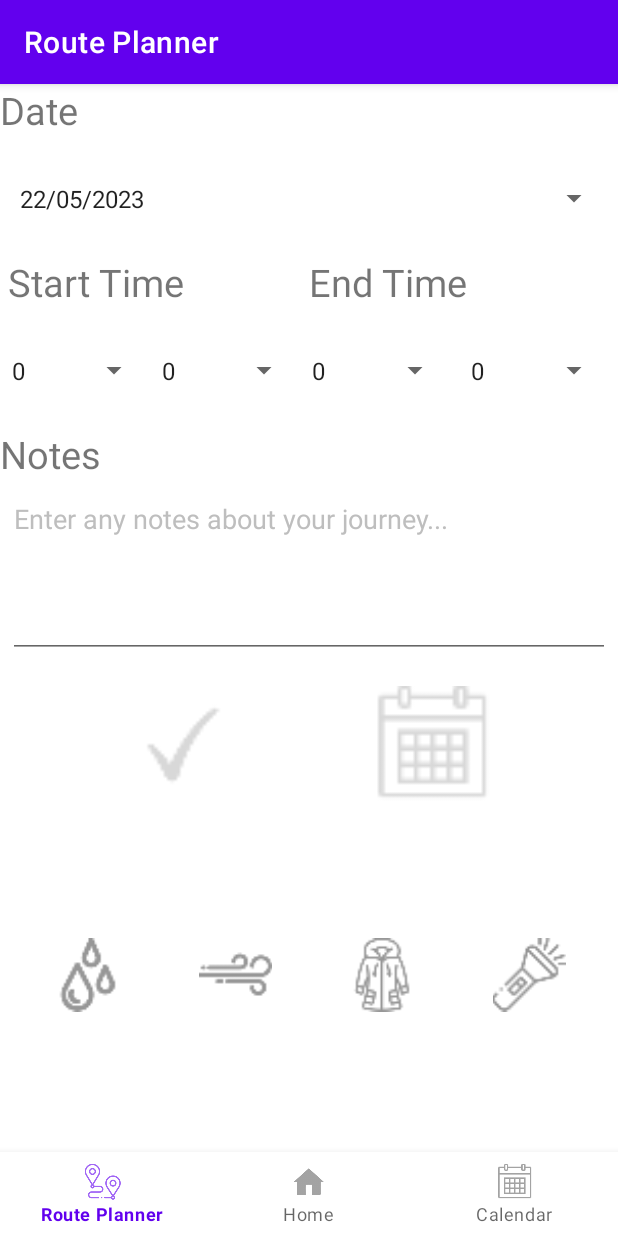
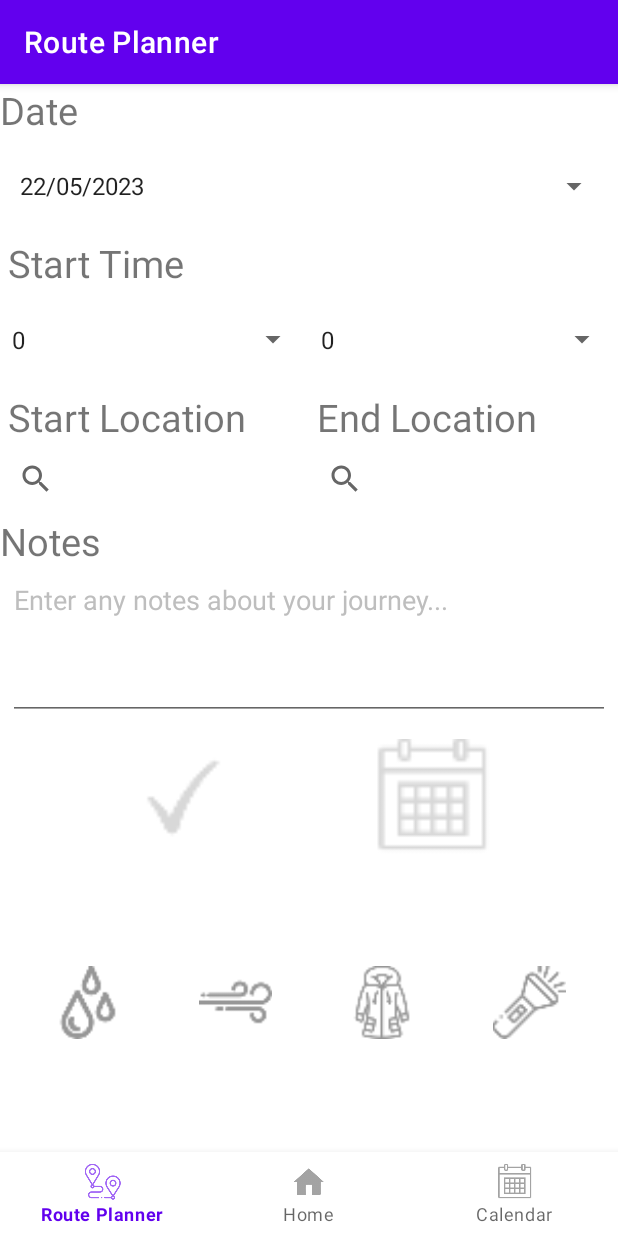
Before and after one commit to matefehervari/InteractionDesign, an Android app built with Jetpack Compose: the RoutePlannerFragment screen opened through its navigation route, on a phone screen of 412 x 824 dp. Run offline under Robolectric (Android 15) with nearby library versions, the phone set to English and light mode, and no system bars; our stand-ins replace Volley, navigation-ui.

Commit message:
Added the basics of the search location API

```diff
--- a/app/src/main/java/com/example/interactiondesigngroup19/ui/route_planner/RoutePlannerFragment.java
+++ b/app/src/main/java/com/example/interactiondesigngroup19/ui/route_planner/RoutePlannerFragment.java
@@ -67,8 +67,6 @@ public class RoutePlannerFragment extends Fragment {
         final Spinner hourSpinner = binding.HourSpinner;
         final Spinner minuteSpinner = binding.MinuteSpinner;
         final Spinner dateSpinner = binding.DateSpinner;
-        final Spinner endHourSpinner = binding.endHourSpinner;
-        final Spinner endMinuteSpinner = binding.endMinuteSpinner;
 
         final EditText notesEditText = binding.notesEditText;
 
@@ -125,9 +123,6 @@ public class RoutePlannerFragment extends Fragment {
         adapter3.setDropDownViewResource(android.R.layout.simple_spinner_dropdown_item);
 
         dateSpinner.setAdapter(adapter3);
-
-        endHourSpinner.setAdapter(adapter1);
-        endMinuteSpinner.setAdapter(adapter2);
 
 
         submitButton.setOnClickListener(new View.OnClickListener() {
@@ -206,10 +201,7 @@ public class RoutePlannerFragment extends Fragment {
 
                 LocalTime startTime = LocalTime.of(Integer.parseInt(startHour), Integer.parseInt(startMinute), 0);
 
-                String endHour = endHourSpinner.getSelectedItem().toString();
-                String endMinute = endMinuteSpinner.getSelectedItem().toString();
-
-                LocalTime endTime = LocalTime.of(Integer.parseInt(endHour), Integer.parseInt(endMinute), 0);
+                LocalTime endTime = LocalTime.of(0, 0, 0);
 
                 String notes = notesEditText.getText().toString();
 
--- a/app/src/main/res/layout/fragment_route_planner.xml
+++ b/app/src/main/res/layout/fragment_route_planner.xml
@@ -60,13 +60,6 @@
                 android:text="Start Time"
                 android:textSize="25sp" />
 
-            <TextView
-                android:id="@+id/textView14"
-                android:layout_width="match_parent"
-                android:layout_height="match_parent"
-                android:layout_weight="1"
-                android:text="End Time"
-                android:textSize="25sp" />
         </LinearLayout>
 
         <LinearLayout
@@ -88,19 +81,52 @@
                 android:layout_height="match_parent"
                 android:layout_weight="1" />
 
-            <Spinner
-                android:id="@+id/endHourSpinner"
-                android:layout_width="0dp"
+        </LinearLayout>
+
+        <LinearLayout
+            android:layout_width="match_parent"
+            android:layout_height="wrap_content"
+            android:orientation="horizontal">
+
+            <LinearLayout
+                android:layout_width="match_parent"
                 android:layout_height="match_parent"
                 android:layout_weight="1"
-                android:spinnerMode="dropdown" />
+                android:orientation="vertical">
 
-            <Spinner
-                android:id="@+id/endMinuteSpinner"
-                android:layout_width="0dp"
+                <TextView
+                    android:id="@+id/textView29"
+                    android:layout_width="match_parent"
+                    android:layout_height="wrap_content"
+                    android:layout_marginHorizontal="5dp"
+                    android:text="Start Location"
+                    android:textSize="25sp" />
+
+                <SearchView
+                    android:layout_width="match_parent"
+                    android:layout_height="match_parent"
+                    android:layout_weight="1" />
+            </LinearLayout>
+
+            <LinearLayout
+                android:layout_width="match_parent"
                 android:layout_height="match_parent"
-                android:layout_marginHorizontal="5dp"
-                android:layout_weight="1" />
+                android:layout_weight="1"
+                android:orientation="vertical">
+
+                <TextView
+                    android:id="@+id/textView30"
+                    android:layout_width="match_parent"
+                    android:layout_height="wrap_content"
+                    android:layout_marginHorizontal="5dp"
+                    android:text="End Location"
+                    android:textSize="25sp" />
+
+                <SearchView
+                    android:layout_width="match_parent"
+                    android:layout_height="match_parent"
+                    android:layout_weight="1" />
+            </LinearLayout>
 
         </LinearLayout>
 
@@ -117,6 +143,7 @@
                 android:layout_weight="1"
                 android:text="Notes"
                 android:textSize="25sp" />
+
         </LinearLayout>
 
         <LinearLayout
--- /dev/null
+++ b/app/src/main/res/layout/search.xml
@@ -0,0 +1,6 @@
+<?xml version="1.0" encoding="utf-8"?>
+<androidx.constraintlayout.widget.ConstraintLayout xmlns:android="http://schemas.android.com/apk/res/android"
+    android:layout_width="match_parent"
+    android:layout_height="match_parent">
+
+</androidx.constraintlayout.widget.ConstraintLayout>
--- a/app/src/main/res/values/strings.xml
+++ b/app/src/main/res/values/strings.xml
@@ -3,4 +3,6 @@
     <string name="title_home">Home</string>
     <string name="title_route_planner">Route Planner</string>
     <string name="title_calendar">Calendar</string>
+    <string name="title_activity_search">SearchActivity</string>
+    <string name="title_activity_location_search">LocationSearchActivity</string>
 </resources>
--- /dev/null
+++ b/app/src/main/res/xml/searchable.xml
@@ -0,0 +1,4 @@
+<?xml version="1.0" encoding="utf-8"?>
+<PreferenceScreen xmlns:android="http://schemas.android.com/apk/res/android">
+
+</PreferenceScreen>
--- a/build.gradle
+++ b/build.gradle
@@ -2,4 +2,5 @@
 plugins {
     id 'com.android.application' version '8.0.1' apply false
     id 'com.android.library' version '8.0.1' apply false
+    id 'org.jetbrains.kotlin.android' version '1.7.20' apply false
 }
```
Also changed, not shown: app/build.gradle (+30 -0 lines), app/src/main/AndroidManifest.xml (+12 -0 lines), app/src/main/java/com/example/interactiondesigngroup19/ui/route_planner/LocationSearchActivity.java (added, +35 -0 lines), app/src/main/java/com/example/interactiondesigngroup19/ui/theme/Color.kt (added, +11 -0 lines), app/src/main/java/com/example/interactiondesigngroup19/ui/theme/Theme.kt (added, +69 -0 lines), app/src/main/java/com/example/interactiondesigngroup19/ui/theme/Type.kt (added, +34 -0 lines).
